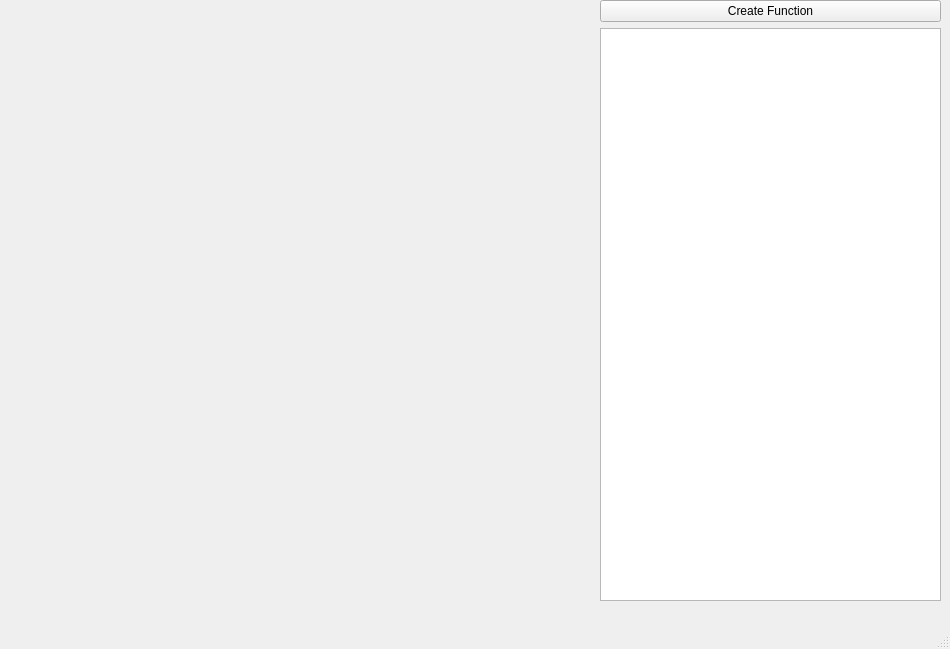
Before: the Qt Designer form EquationDrawing/mainwindow.ui in jovi920204/EquationDrawing, drawn with Qt 5.
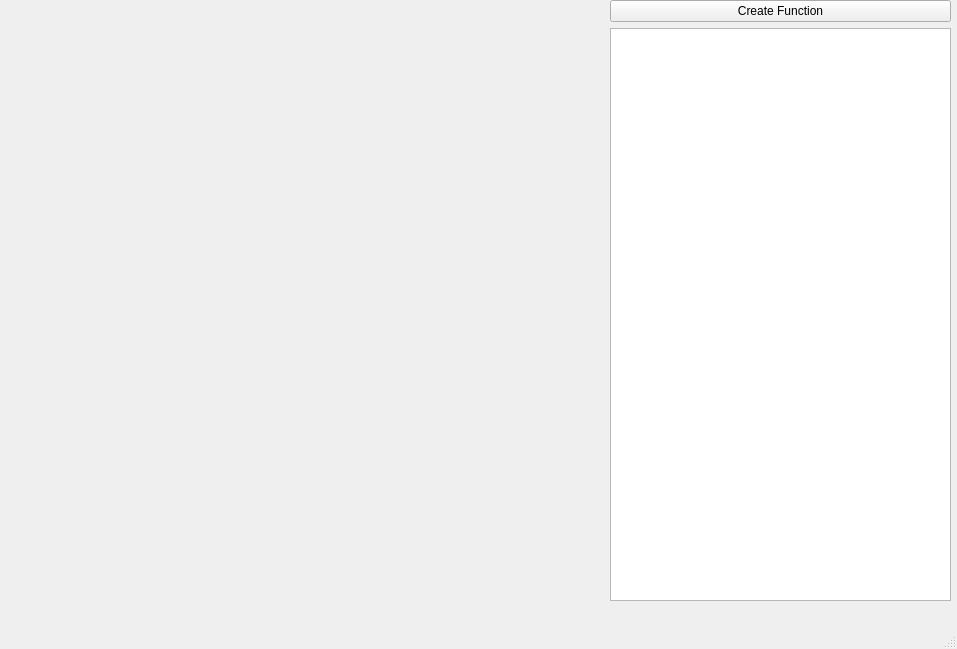
After: the same form once the commit is applied.

What changed in the file:
```diff
--- a/EquationDrawing/mainwindow.ui
+++ b/EquationDrawing/mainwindow.ui
@@ -6,7 +6,7 @@
    <rect>
     <x>0</x>
     <y>0</y>
-    <width>950</width>
+    <width>957</width>
     <height>649</height>
    </rect>
   </property>
@@ -17,7 +17,7 @@
    <widget class="QWidget" name="layoutWidget">
     <property name="geometry">
      <rect>
-      <x>600</x>
+      <x>610</x>
       <y>0</y>
       <width>341</width>
       <height>601</height>
```
Left out of the diff: 2 changed lines with no effect on the pictures.
